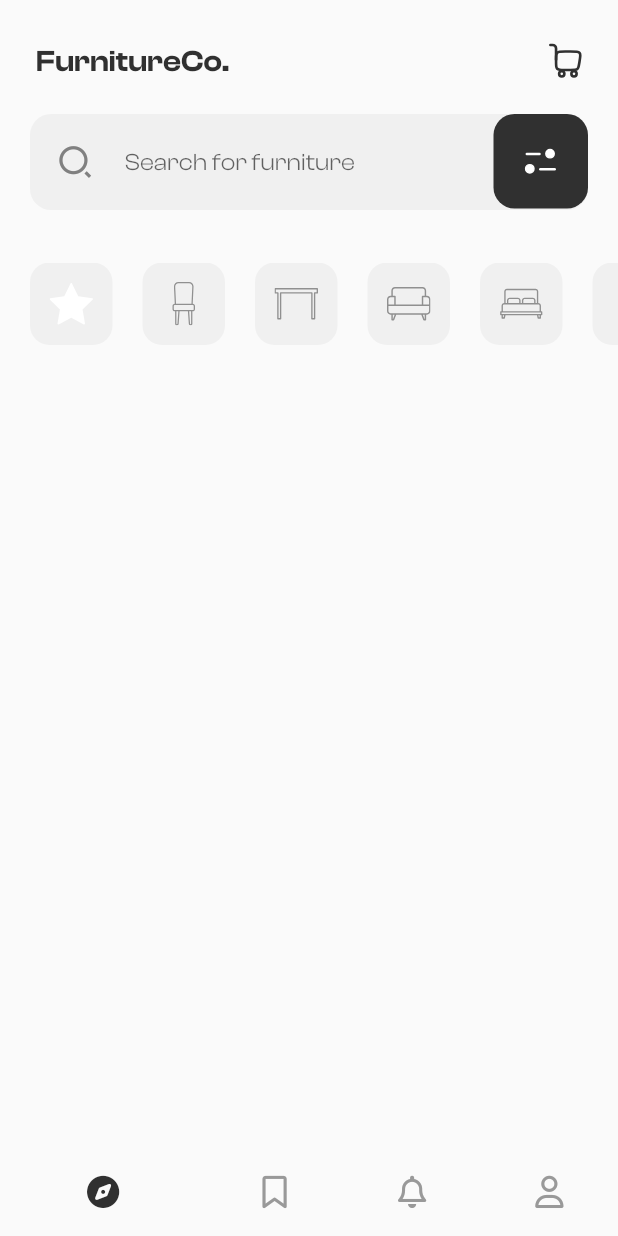
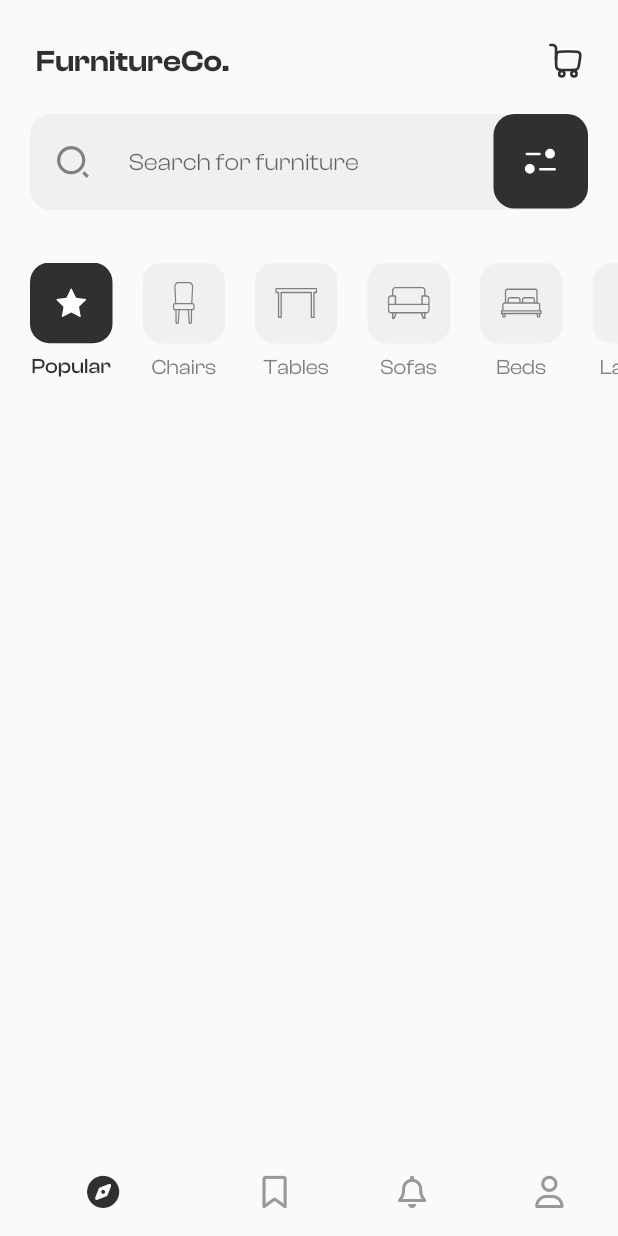
Before and after one commit to Aditya1402/FlutterDaily, a Flutter app: the screen it shows after launch, on a phone screen of 412 x 824 dp. Run offline on Flutter 3.47's test engine with Material 2 defaults, Android fonts, the phone set to English and light mode, and no system bars; our stand-ins replace flutter_svg, font_awesome_flutter.

Commit message:
Complete SearchBar & Selector

```diff
--- a/day02/lib/Screens/home_page.dart
+++ b/day02/lib/Screens/home_page.dart
@@ -49,10 +49,7 @@ class HomePage extends StatelessWidget {
 
           SizedBox(height: 15,),
 
-          Padding(
-            padding: EdgeInsets.only(left: 20),
-            child: Selector(),
-          )
+          Selector()
         ],
       ),
     );
--- a/day02/lib/widgets/HomePage/searchBar.dart
+++ b/day02/lib/widgets/HomePage/searchBar.dart
@@ -14,11 +14,11 @@ class SearchBar extends StatelessWidget {
       [
       TextField(
         cursorColor: Palette.primary,
-        textAlign: TextAlign.center,
+        textAlign: TextAlign.left,
         maxLines: 1,
         keyboardType: TextInputType.text,
         decoration: InputDecoration(
-            contentPadding: const EdgeInsets.only(top: 22, bottom: 22, right: 140),
+            contentPadding: const EdgeInsets.only(top: 22, bottom: 22),
             enabledBorder: OutlineInputBorder(
                 borderRadius: BorderRadius.circular(14),
                 borderSide: const BorderSide(color: Colors.transparent)),
@@ -29,7 +29,7 @@ class SearchBar extends StatelessWidget {
             fillColor: Palette.secondary,
             hintText: "Search for furniture",
             prefixIcon:   const Padding(
-              padding: EdgeInsets.only(left: 12),
+              padding: EdgeInsets.only(left: 16, right: 25),
               child: Icon(
                 MyFlutterApp.search,
                 size: 25,
--- a/day02/lib/widgets/HomePage/selector.dart
+++ b/day02/lib/widgets/HomePage/selector.dart
@@ -11,45 +11,77 @@ class Selector extends StatefulWidget {
 }
 
 class _SelectorState extends State<Selector> {
+  int selected = 0;
   List selectorImage = [
     "assets/images/popular.svg",
     "assets/images/chairs.svg",
     "assets/images/tables.svg",
     "assets/images/sofa.svg",
     "assets/images/beds.svg",
-    "assets/images/chairs.svg",
+    "assets/images/chairs.svg"
   ];
 
-  List<Color> color = [Palette.secondary, Palette.secondary,Palette.secondary,Palette.secondary,Palette.secondary,Palette.secondary];
+  List titles = [
+    "Popular",
+    "Chairs",
+    "Tables",
+    "Sofas",
+    "Beds",
+    "Lamps"
+  ];
+
+  List<Color> color = [
+    Palette.secondary,
+    Palette.secondary,
+    Palette.secondary,
+    Palette.secondary,
+    Palette.secondary,
+    Palette.secondary
+  ];
   @override
   Widget build(BuildContext context) {
     return Container(
-      height: 55,
+      height: 85,
       child: ListView.builder(
+        padding: EdgeInsets.only(left: 20),
           scrollDirection: Axis.horizontal,
           itemCount: selectorImage.length,
           itemBuilder: (BuildContext context, int index) {
             return Padding(
               padding: const EdgeInsets.only(right: 20),
-              child: InkWell(
+              child: Column(
+                children: [
+                  InkWell(
                     onTap: () {
                       setState(() {
-                    if (color[index] == Palette.secondary)
-                      color[index] = Palette.primary;
-                    else
-                      color[index] = Palette.secondary;
+                        selected = index;
                       });
                     },
                     child: Container(
-                  padding: EdgeInsets.all(13),
+                      padding:  EdgeInsets.all(
+
+                        index!=0?13:16.9
+                        ),
                       child: SvgPicture.asset(
                         selectorImage[index],
+                        color: selected==index?Colors.white:Palette.grey,
                       ),
                       width: 55,
                       decoration: BoxDecoration(
-                      color: color[index],
+                          color: selected == index?Palette.primary:Palette.secondary,
+                          // color[index],
                           borderRadius: BorderRadius.circular(13)),
                     ),
+                  ),
+
+                  SizedBox(height: 7,),
+
+                  Text(titles[index], style: TextStyle(fontWeight:
+                  selected==index?
+                  FontWeight.w500:FontWeight.w400,
+                  color:selected==index?
+                  Palette.primary:Palette.grey, ),),
+                ],
               ),
             );
           }),
```
Also changed, not shown: day02/assets/images/navbar-bookmark.svg (added), day02/assets/images/navbar-home.svg (added), day02/assets/images/navbar-profile.svg (added), day02/assets/images/navbar-reminder.svg (added). Lines whose indentation alone changed are shown as unchanged.
